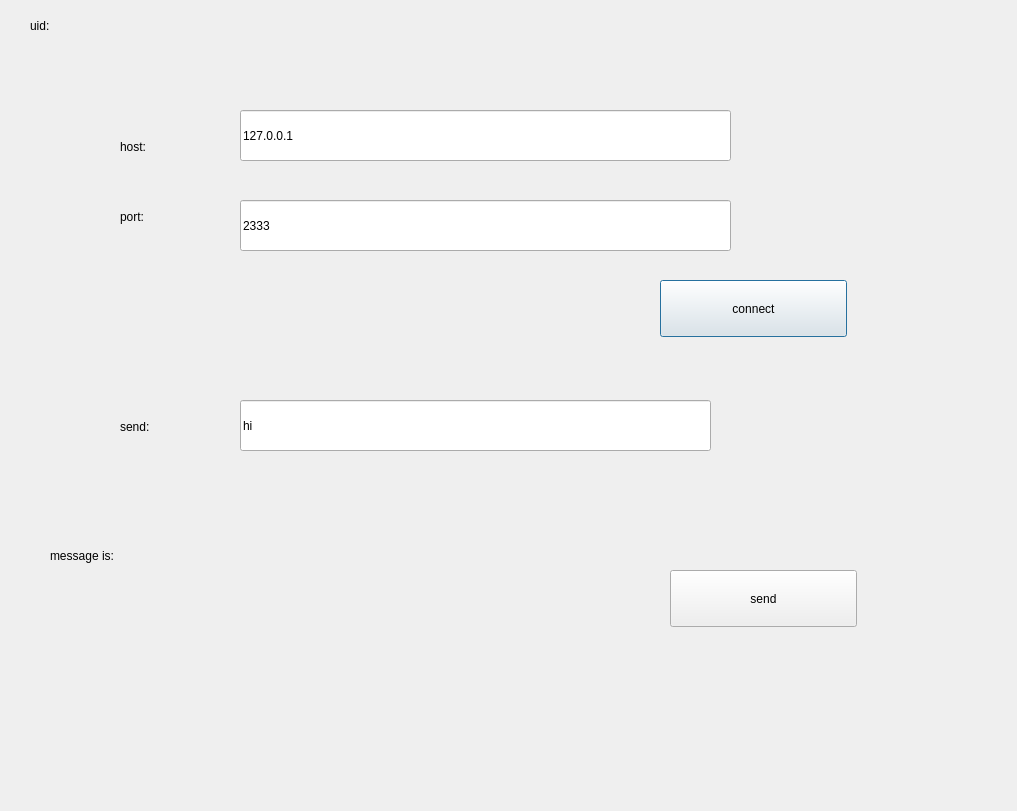
Above: project/tcp/tcpclient/tcpClient/client.ui from Freshield/LEARNING_QT before the change. Below: the same form after it.
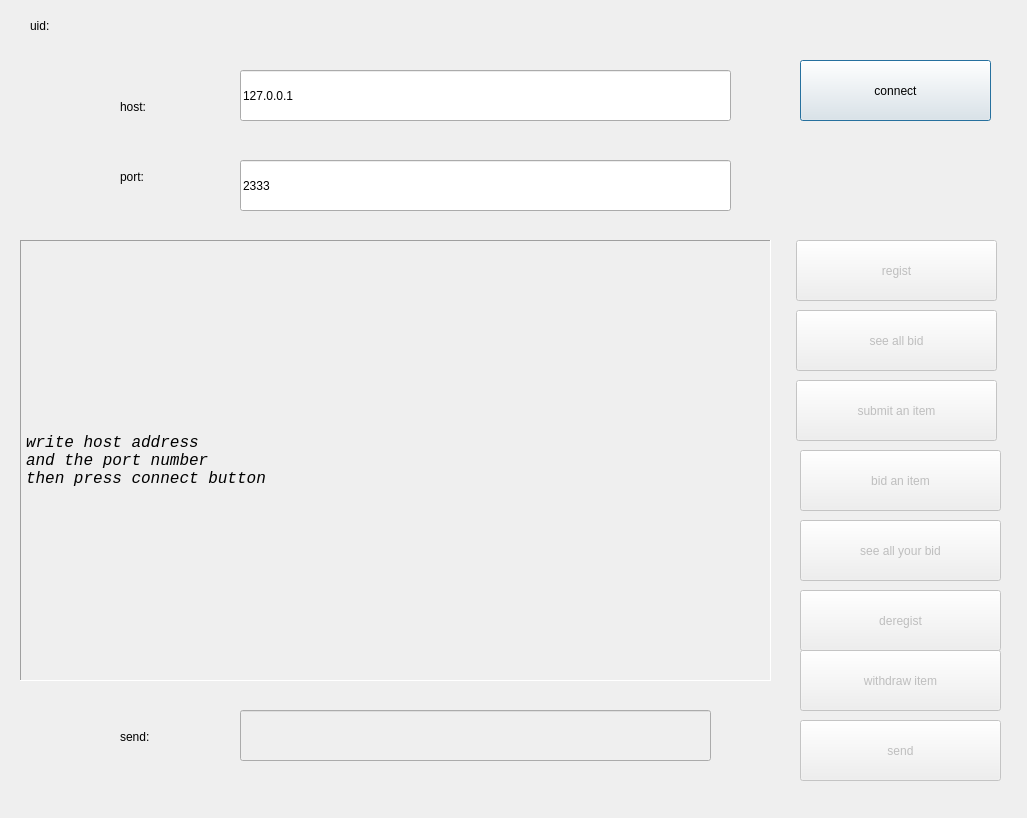
That is the form after the change.

Commit message: done basic client ui

```diff
--- a/project/tcp/tcpclient/tcpClient/client.ui
+++ b/project/tcp/tcpclient/tcpClient/client.ui
@@ -6,8 +6,8 @@
    <rect>
     <x>0</x>
     <y>0</y>
-    <width>1017</width>
-    <height>811</height>
+    <width>1027</width>
+    <height>818</height>
    </rect>
   </property>
   <property name="windowTitle">
@@ -17,7 +17,7 @@
    <property name="geometry">
     <rect>
      <x>120</x>
-     <y>130</y>
+     <y>90</y>
      <width>116</width>
      <height>34</height>
     </rect>
@@ -30,7 +30,7 @@
    <property name="geometry">
     <rect>
      <x>120</x>
-     <y>200</y>
+     <y>160</y>
      <width>116</width>
      <height>34</height>
     </rect>
@@ -42,23 +42,40 @@
   <widget class="QLabel" name="messageLabel">
    <property name="geometry">
     <rect>
-     <x>50</x>
-     <y>480</y>
-     <width>621</width>
-     <height>151</height>
+     <x>20</x>
+     <y>240</y>
+     <width>751</width>
+     <height>441</height>
     </rect>
    </property>
+   <property name="font">
+    <font>
+     <family>Consolas</family>
+     <pointsize>12</pointsize>
+     <weight>50</weight>
+     <italic>true</italic>
+     <bold>false</bold>
+    </font>
+   </property>
+   <property name="frameShape">
+    <enum>QFrame::Panel</enum>
+   </property>
+   <property name="frameShadow">
+    <enum>QFrame::Sunken</enum>
+   </property>
    <property name="text">
-    <string>message is:</string>
+    <string>write host address
+and the port number
+then press connect button</string>
    </property>
   </widget>
   <widget class="QPushButton" name="connectButton">
    <property name="geometry">
     <rect>
-     <x>660</x>
-     <y>280</y>
-     <width>187</width>
-     <height>57</height>
+     <x>800</x>
+     <y>60</y>
+     <width>191</width>
+     <height>61</height>
     </rect>
    </property>
    <property name="text">
@@ -69,7 +86,7 @@
    <property name="geometry">
     <rect>
      <x>240</x>
-     <y>110</y>
+     <y>70</y>
      <width>491</width>
      <height>51</height>
     </rect>
@@ -82,7 +99,7 @@
    <property name="geometry">
     <rect>
      <x>240</x>
-     <y>200</y>
+     <y>160</y>
      <width>491</width>
      <height>51</height>
     </rect>
@@ -92,12 +109,15 @@
    </property>
   </widget>
   <widget class="QPushButton" name="pushButton">
+   <property name="enabled">
+    <bool>false</bool>
+   </property>
    <property name="geometry">
     <rect>
-     <x>670</x>
-     <y>570</y>
-     <width>187</width>
-     <height>57</height>
+     <x>800</x>
+     <y>720</y>
+     <width>201</width>
+     <height>61</height>
     </rect>
    </property>
    <property name="text">
@@ -105,23 +125,26 @@
    </property>
   </widget>
   <widget class="QLineEdit" name="sendLineEdit">
+   <property name="enabled">
+    <bool>false</bool>
+   </property>
    <property name="geometry">
     <rect>
      <x>240</x>
-     <y>400</y>
+     <y>710</y>
      <width>471</width>
      <height>51</height>
     </rect>
    </property>
    <property name="text">
-    <string>hi</string>
+    <string/>
    </property>
   </widget>
   <widget class="QLabel" name="label_3">
    <property name="geometry">
     <rect>
      <x>120</x>
-     <y>410</y>
+     <y>720</y>
      <width>116</width>
      <height>34</height>
     </rect>
@@ -156,6 +179,118 @@
     <string/>
    </property>
   </widget>
+  <widget class="QPushButton" name="regist_pushButton">
+   <property name="enabled">
+    <bool>false</bool>
+   </property>
+   <property name="geometry">
+    <rect>
+     <x>796</x>
+     <y>240</y>
+     <width>201</width>
+     <height>61</height>
+    </rect>
+   </property>
+   <property name="text">
+    <string>regist</string>
+   </property>
+  </widget>
+  <widget class="QPushButton" name="see_all_bid_pushButton">
+   <property name="enabled">
+    <bool>false</bool>
+   </property>
+   <property name="geometry">
+    <rect>
+     <x>796</x>
+     <y>310</y>
+     <width>201</width>
+     <height>61</height>
+    </rect>
+   </property>
+   <property name="text">
+    <string>see all bid</string>
+   </property>
+  </widget>
+  <widget class="QPushButton" name="submit_pushButton">
+   <property name="enabled">
+    <bool>false</bool>
+   </property>
+   <property name="geometry">
+    <rect>
+     <x>796</x>
+     <y>380</y>
+     <width>201</width>
+     <height>61</height>
+    </rect>
+   </property>
+   <property name="text">
+    <string>submit an item</string>
+   </property>
+  </widget>
+  <widget class="QPushButton" name="bid_pushButton">
+   <property name="enabled">
+    <bool>false</bool>
+   </property>
+   <property name="geometry">
+    <rect>
+     <x>800</x>
+     <y>450</y>
+     <width>201</width>
+     <height>61</height>
+    </rect>
+   </property>
+   <property name="text">
+    <string>bid an item</string>
+   </property>
+  </widget>
+  <widget class="QPushButton" name="see_all_your_bid_pushButton">
+   <property name="enabled">
+    <bool>false</bool>
+   </property>
+   <property name="geometry">
+    <rect>
+     <x>800</x>
+     <y>520</y>
+     <width>201</width>
+     <height>61</height>
+    </rect>
+   </property>
+   <property name="text">
+    <string>see all your bid</string>
+   </property>
+  </widget>
+  <widget class="QPushButton" name="deregist_pushButton">
+   <property name="enabled">
+    <bool>false</bool>
+   </property>
+   <property name="geometry">
+    <rect>
+     <x>800</x>
+     <y>590</y>
+     <width>201</width>
+     <height>61</height>
+    </rect>
+   </property>
+   <property name="text">
+    <string>deregist</string>
+   </property>
+  </widget>
+  <widget class="QPushButton" name="withdraw_pushButton">
+   <property name="enabled">
+    <bool>false</bool>
+   </property>
+   <property name="geometry">
+    <rect>
+     <x>800</x>
+     <y>650</y>
+     <width>201</width>
+     <height>61</height>
+    </rect>
+   </property>
+   <property name="text">
+    <string>withdraw item</string>
+   </property>
+  </widget>
  </widget>
  <layoutdefault spacing="6" margin="11"/>
  <resources/>
```
The commit also changes 9 other files.
